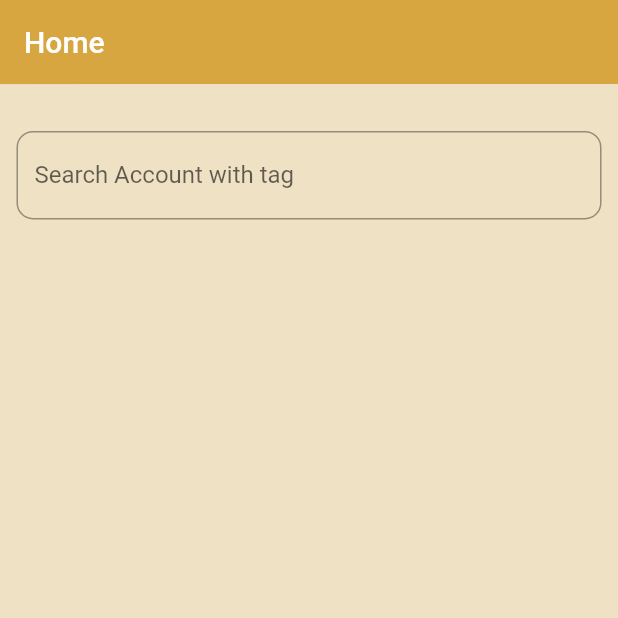
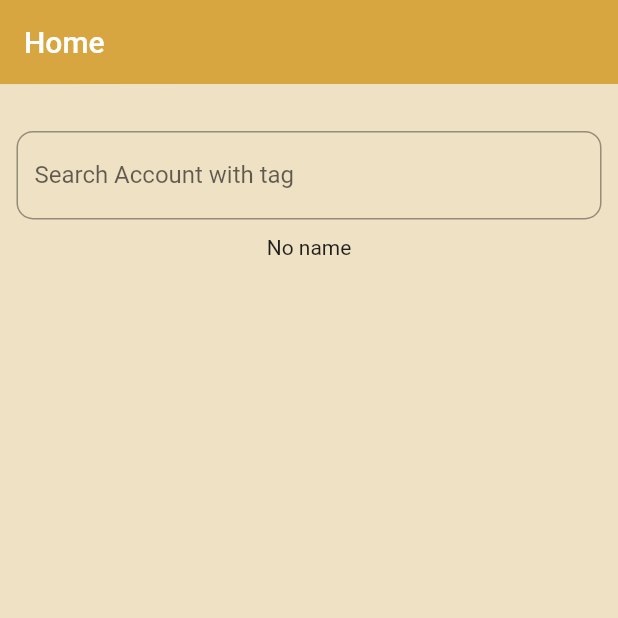
Before and after one commit to yagizdo/clash-of-clans-app, a Flutter app: the screen it shows after launch, on a phone screen of 412 x 824 dp, the top half of it. Run offline on Flutter 3.47's test engine with Material 2 defaults, Android fonts, the phone set to English and light mode, and no system bars; our stand-ins replace dio, flutter_dotenv, flutter_mobx, flutter_screenutil, get_it, mobx; accounts and stored records are empty; generated files the repository leaves out were written again.

Commit message:
added locator.dart and updated profile store

```diff
--- a/lib/core/profileStore.dart
+++ b/lib/core/profileStore.dart
@@ -29,9 +29,12 @@ abstract class _ProfileStore with Store {
     // fetch profile data
     final profileData = await _client.getPlayer(tag);
 
+    Profile profileObject = profileData;
+
     // set profile data
-    profile = profileData;
+    profile = profileObject;
 
+    print(profile?.name);
     // set loading state to false when done
     isLoading = false;
   }
--- /dev/null
+++ b/lib/locator.dart
@@ -0,0 +1,10 @@
+import 'package:clash_of_clans_app/core/profileStore.dart';
+import 'package:clash_of_clans_app/core/profile_client.dart';
+import 'package:get_it/get_it.dart';
+
+final GetIt getIt = GetIt.instance;
+
+void setup() {
+  getIt.registerSingleton(ProfileClient());
+  getIt.registerSingleton(ProfileStore(getIt.get<ProfileClient>()));
+}
--- a/lib/main.dart
+++ b/lib/main.dart
@@ -1,3 +1,4 @@
+import 'package:clash_of_clans_app/locator.dart';
 import 'package:flutter/material.dart';
 import 'package:flutter_dotenv/flutter_dotenv.dart';
 
@@ -5,5 +6,6 @@ import 'app.dart';
 
 void main() async {
   await dotenv.load(fileName: ".env");
+  setup();
   runApp(MyApp());
 }
--- a/lib/screens/home.dart
+++ b/lib/screens/home.dart
@@ -1,7 +1,10 @@
 import 'package:clash_of_clans_app/constants/app_string.dart';
+import 'package:clash_of_clans_app/core/profileStore.dart';
 import 'package:clash_of_clans_app/core/profile_client.dart';
+import 'package:clash_of_clans_app/locator.dart';
 import 'package:clash_of_clans_app/widgets/home/search/searchbar.dart';
 import 'package:flutter/material.dart';
+import 'package:flutter_mobx/flutter_mobx.dart';
 import 'package:flutter_screenutil/flutter_screenutil.dart';
 
 class Home extends StatefulWidget {
@@ -12,9 +15,11 @@ class Home extends StatefulWidget {
 }
 
 class _HomeState extends State<Home> {
+  final ProfileStore _profileStore = getIt.get<ProfileStore>();
+
   @override
   void initState() {
-    //ProfileClient().getPlayer('PL0JV808');
+    //_profileStore.fetchProfile('PL0JV808');
     super.initState();
   }
   @override
@@ -27,6 +32,9 @@ class _HomeState extends State<Home> {
         children: [
           SizedBox(height: 20.h),
           SearchBar(),
+          Observer(builder: (_){
+            return Text(_profileStore.profile?.name ?? 'No name');
+          }),
         ],
       ),
     );
--- a/lib/widgets/home/search/searchbar.dart
+++ b/lib/widgets/home/search/searchbar.dart
@@ -1,3 +1,4 @@
+import 'package:clash_of_clans_app/locator.dart';
 import 'package:flutter/material.dart';
 import 'package:flutter_screenutil/flutter_screenutil.dart';
 
@@ -20,7 +21,7 @@ class _SearchBarState extends State<SearchBar> {
   Debouncer debouncer = Debouncer(milliseconds: 500);
 
   // Profile Store for the search bar
-  final _profileStore = ProfileStore(ProfileClient());
+  final _profileStore = getIt.get<ProfileStore>();
 
   // focus node for the search bar
   FocusNode _focusNode = FocusNode();
--- a/pubspec.yaml
+++ b/pubspec.yaml
@@ -39,6 +39,7 @@ dependencies:
   flutter_dotenv: ^5.0.2
   mobx: ^2.0.7+4
   flutter_mobx: ^2.0.6+1
+  get_it: ^7.2.0
 
 dev_dependencies:
   flutter_test:
```
